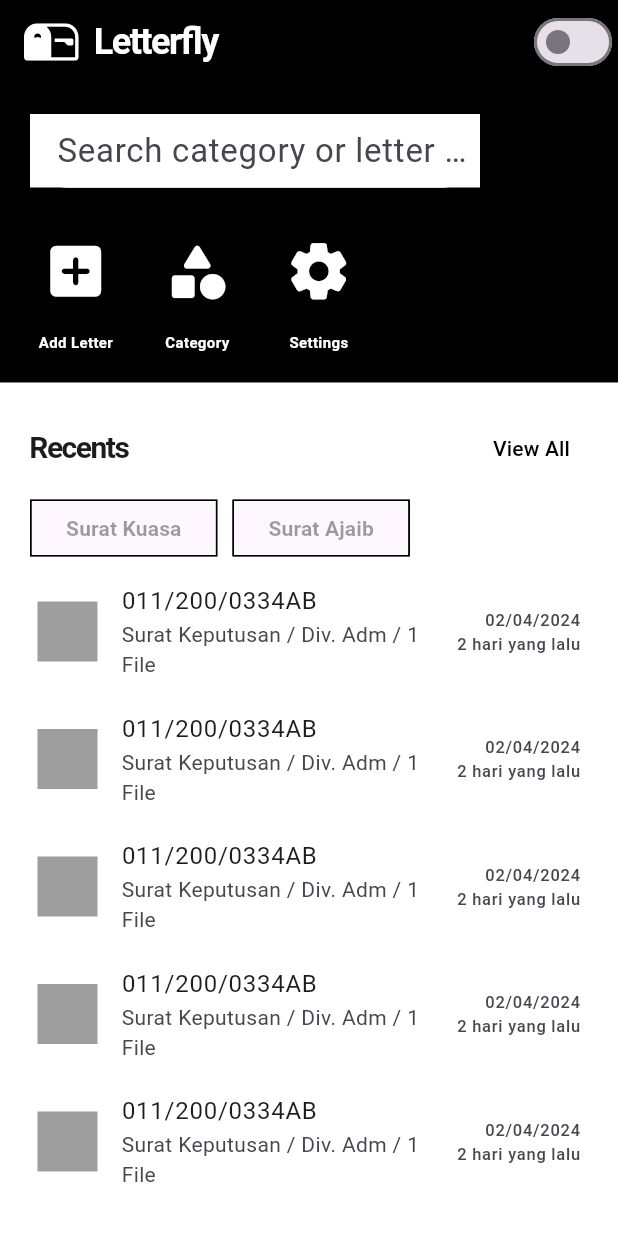
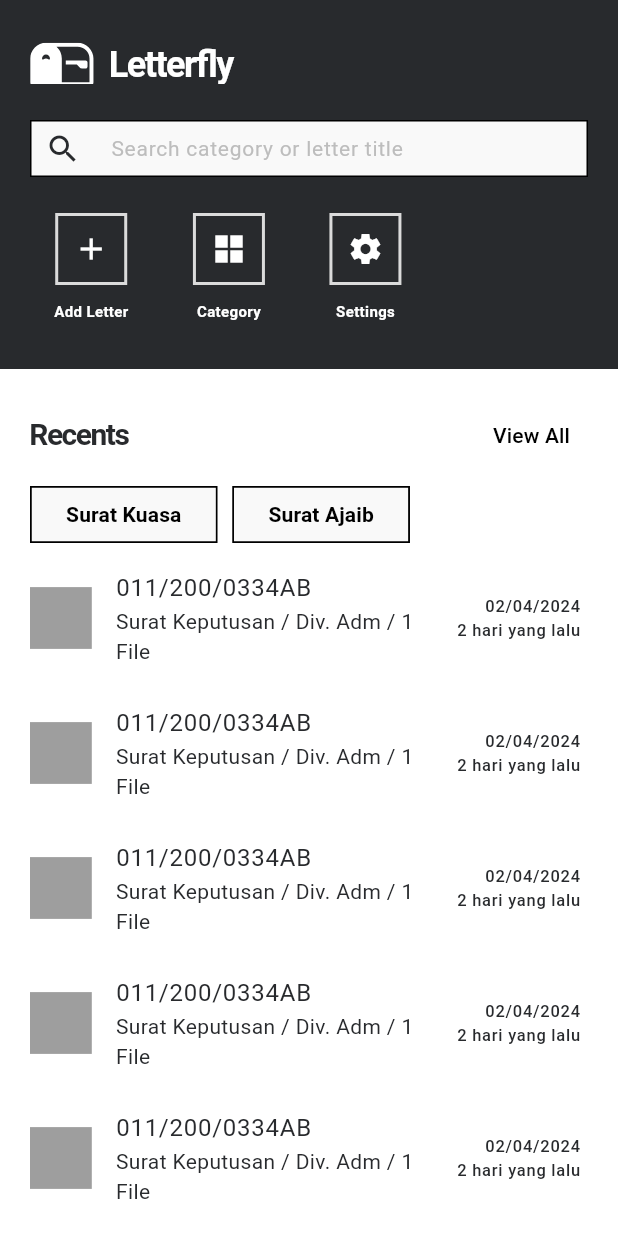
Before and after one commit to raymondtju/letterfly, a Flutter app: the HomePage screen opened by its route, on a phone screen of 412 x 824 dp. Run offline on Flutter 3.47's test engine with Material 3 defaults, Android fonts, the phone set to English and light mode, and no system bars; our stand-ins replace camera, flutter_svg, lottie; missing offline and left inert: flutter_signature_pad; Roboto replaces fonts that are missing (SF).

Commit message:
add Light theme and edit homeSearchBar and edit icon on the navbar

```diff
--- a/lib/category/category_view.dart
+++ b/lib/category/category_view.dart
@@ -133,19 +133,21 @@ class _CategoryViewState extends State<CategoryView> {
           child: TextField(
             decoration: InputDecoration(
               contentPadding: const EdgeInsets.all(0),
-              hintText: 'Search category or letter title',
+              hintText: 'Search category',
               hintStyle: TextStyle(color: Colors.grey[400]),
-              prefixIcon: const Padding(
-                padding: EdgeInsets.only(left: 10.0),
-                child: Icon(
-                  Icons.search,
-                  color: Colors.grey,
+              prefixIcon: Padding(
+                padding: const EdgeInsets.only(left: 12.0),
+                child: Padding(
+                  padding: const EdgeInsets.only(right: 16.0),
+                  child: Icon(
+                    Icons.search,
+                    size: 30,
+                    color: Colors.grey[400],
+                  ),
                 ),
               ),
               enabledBorder: OutlineInputBorder(
-                borderSide: const BorderSide(
-                  color: Colors.grey,
-                ),
+                borderSide: const BorderSide(color: Colors.grey, width: 1.5),
                 borderRadius: BorderRadius.circular(0),
               ),
               focusedBorder: OutlineInputBorder(
--- a/lib/category/suratkuasa_view.dart
+++ b/lib/category/suratkuasa_view.dart
@@ -65,19 +65,21 @@ class _SuratKuasaViewState extends State<SuratKuasaView> {
           child: TextField(
             decoration: InputDecoration(
               contentPadding: const EdgeInsets.all(0),
-              hintText: 'Search category or letter title',
+              hintText: 'Search category',
               hintStyle: TextStyle(color: Colors.grey[400]),
-              prefixIcon: const Padding(
-                padding: EdgeInsets.only(left: 10.0),
-                child: Icon(
-                  Icons.search,
-                  color: Colors.grey,
+              prefixIcon: Padding(
+                padding: const EdgeInsets.only(left: 12.0),
+                child: Padding(
+                  padding: const EdgeInsets.only(right: 16.0),
+                  child: Icon(
+                    Icons.search,
+                    size: 30,
+                    color: Colors.grey[400],
+                  ),
                 ),
               ),
               enabledBorder: OutlineInputBorder(
-                borderSide: const BorderSide(
-                  color: Colors.grey,
-                ),
+                borderSide: const BorderSide(color: Colors.grey, width: 1.5),
                 borderRadius: BorderRadius.circular(0),
               ),
               focusedBorder: OutlineInputBorder(
@@ -130,12 +132,6 @@ class _SuratKuasaViewState extends State<SuratKuasaView> {
                 onTap: () {},
                 child: Row(
                   children: [
-                    // Container(
-                    //   decoration: BoxDecoration(
-                    //     color: Colors.grey[200],
-                    //     borderRadius: BorderRadius.circular(0),
-                    //   ),
-                    // ),
                     Container(
                       decoration: BoxDecoration(
                         color: Colors.grey[200],
--- /dev/null
+++ b/lib/components/colors.dart
@@ -0,0 +1,29 @@
+import "package:flutter/material.dart";
+import "package:flutter/widgets.dart";
+
+class GlobalThemeData {
+  static final Color _lightFocusColor = Colors.black.withOpacity(0.12);
+  ThemeData lightThemeData = themeData(lightColorScheme, _lightFocusColor);
+  static ThemeData themeData(ColorScheme colorScheme, Color focusColor) {
+    return ThemeData(
+        colorScheme: colorScheme,
+        canvasColor: colorScheme.background,
+        scaffoldBackgroundColor: colorScheme.background,
+        highlightColor: Colors.transparent,
+        focusColor: focusColor);
+  }
+
+  static const ColorScheme lightColorScheme = ColorScheme(
+    brightness: Brightness.light,
+    primary: Color.fromRGBO(40, 42, 45, 1),
+    onPrimary: Color.fromRGBO(249, 249, 249, 1),
+    secondary: Color.fromRGBO(40, 42, 45, 1),
+    onSecondary: Color.fromRGBO(249, 249, 249, 1),
+    background: Color.fromRGBO(249, 249, 249, 1),
+    onBackground: Color.fromRGBO(40, 42, 45, 1),
+    error: Colors.red,
+    onError: Colors.white,
+    surface: Color.fromRGBO(249, 249, 249, 1),
+    onSurface: Color.fromRGBO(40, 42, 45, 1),
+  );
+}
--- a/lib/home.dart
+++ b/lib/home.dart
@@ -1,6 +1,8 @@
 import 'package:Letterfly/components/textstylefont.dart';
 import 'package:Letterfly/provider/letterfly_provider.dart';
 import 'package:flutter/material.dart';
+import 'package:flutter/rendering.dart';
+import 'package:flutter/widgets.dart';
 import 'package:flutter_svg/flutter_svg.dart';
 import 'package:provider/provider.dart';
 
@@ -12,162 +14,44 @@ class HomePage extends StatelessWidget {
     final prov = Provider.of<LetterFlyProvider>(context);
     return Scaffold(
       appBar: AppBar(
-        backgroundColor: Colors.black,
+        backgroundColor: const Color.fromRGBO(40, 42, 45, 1),
         automaticallyImplyLeading: false,
-        title: Row(
+        title: Padding(
+          padding: EdgeInsets.only(
+              top: 30, left: MediaQuery.of(context).size.width * 0.01),
+          child: Row(
             children: [
               SvgPicture.asset(
                 'assets/logo/Logo.svg',
-              height: 25,
+                height: 29,
                 color: Colors.white,
               ),
               const SizedBox(
                 width: 10,
               ),
-            const Text(
+              Text(
                 'Letterfly',
-              style: TextStyle(
-                  fontFamily: "SF",
-                  letterSpacing: -1,
-                  fontWeight: FontWeight.w700,
-                  color: Colors.white,
-                  fontSize: 24),
+                style: subheadlineStyle.copyWith(
+                    color: Colors.white, fontSize: 24),
               ),
             ],
           ),
-        actions: [
-          Switch(
-              value: prov.switchThemeto,
-              onChanged: (val) {
-                prov.setSwitchThemeto = val;
-              }),
-        ],
         ),
-      backgroundColor: Colors.black,
+        // actions: [
+        //   Switch(
+        //       value: prov.switchThemeto,
+        //       onChanged: (val) {
+        //         prov.setSwitchThemeto = val;
+        //       }),
+        // ],
+      ),
+      backgroundColor: const Color.fromRGBO(40, 42, 45, 1),
       body: Column(
         children: [
           Padding(
-            padding: const EdgeInsets.all(20),
-            child: Column(
-              children: [
-                Row(
-                  mainAxisAlignment: MainAxisAlignment.spaceBetween,
-                  children: [
-                    Column(
-                      crossAxisAlignment: CrossAxisAlignment.start,
-                      children: [
-                        Container(
-                          color: Colors.white,
-                          width: 300,
-                          child: TextField(
-                            autofocus: false,
-                            style: const TextStyle(
-                                fontSize: 22.0, color: Color(0xFFbdc6cf)),
-                            decoration: InputDecoration(
-                              filled: true,
-                              fillColor: Colors.white,
-                              hintText: 'Search category or letter title',
-                              contentPadding: const EdgeInsets.only(
-                                  left: 14.0, bottom: 8.0, top: 8.0),
-                              focusedBorder: OutlineInputBorder(
-                                borderSide:
-                                    const BorderSide(color: Colors.white),
-                                borderRadius: BorderRadius.circular(25.7),
-                              ),
-                              enabledBorder: UnderlineInputBorder(
-                                borderSide:
-                                    const BorderSide(color: Colors.white),
-                                borderRadius: BorderRadius.circular(25.7),
-                              ),
-                            ),
-                          ),
-                        ),
-                        const SizedBox(
-                          height: 25,
-                        ),
-                        Row(
-                          children: [
-                            Column(
-                              mainAxisAlignment: MainAxisAlignment.center,
-                              children: [
-                                IconButton(
-                                  onPressed: () {
-                                    Navigator.pushNamed(context, "/addletter");
-                                  },
-                                  icon: const Icon(
-                                    Icons.add_box_rounded,
-                                    size: 45,
-                                    color: Colors.white,
-                                  ),
-                                ),
-                                const SizedBox(height: 10),
-                                const Text(
-                                  "Add Letter",
-                                  style: TextStyle(
-                                      fontWeight: FontWeight.bold,
-                                      color: Colors.white,
-                                      fontSize: 10),
-                                )
-                              ],
-                            ),
-                            const SizedBox(
-                              width: 20,
-                            ),
-                            Column(
-                              mainAxisAlignment: MainAxisAlignment.center,
-                              children: [
-                                IconButton(
-                                  onPressed: () {
-                                    Navigator.pushNamed(context, "/category");
-                                  },
-                                  icon: const Icon(
-                                    Icons.category_rounded,
-                                    size: 45,
-                                    color: Colors.white,
-                                  ),
-                                ),
-                                const SizedBox(height: 10),
-                                const Text(
-                                  "Category",
-                                  style: TextStyle(
-                                      fontWeight: FontWeight.bold,
-                                      color: Colors.white,
-                                      fontSize: 10),
-                                )
-                              ],
-                            ),
-                            const SizedBox(
-                              width: 20,
-                            ),
-                            Column(
-                              mainAxisAlignment: MainAxisAlignment.center,
-                              children: [
-                                IconButton(
-                                  onPressed: () {},
-                                  icon: const Icon(
-                                    Icons.settings_rounded,
-                                    size: 45,
-                                    color: Colors.white,
-                                  ),
-                                ),
-                                const SizedBox(height: 10),
-                                const Text(
-                                  "Settings",
-                                  style: TextStyle(
-                                      fontWeight: FontWeight.bold,
-                                      color: Colors.white,
-                                      fontSize: 10),
-                                )
-                              ],
-                            ),
-                          ],
-                        ),
-                      ],
-                    ),
-                  ],
-                ),
-              ],
-            ),
+            padding:
+                const EdgeInsets.only(left: 20, right: 20, top: 24, bottom: 24),
+            child: homeNavbar(context),
           ),
           Expanded(
             child: Container(
@@ -196,50 +80,18 @@ class HomePage extends StatelessWidget {
                     const SizedBox(
                       height: 5,
                     ),
-                    Row(
-                      children: [
-                        ChoiceChip(
-                          labelPadding:
-                              const EdgeInsets.symmetric(horizontal: 15),
-                          label: const Text(
-                            "Surat Kuasa",
-                            style: TextStyle(
-                                color: Colors.black,
-                                fontWeight: FontWeight.bold),
-                          ),
-                          side: const BorderSide(color: Colors.black, width: 1),
-                          shape: RoundedRectangleBorder(
-                              borderRadius: BorderRadius.circular(0)),
-                          selected: false,
-                        ),
-                        const SizedBox(width: 10),
-                        ChoiceChip(
-                          labelPadding:
-                              const EdgeInsets.symmetric(horizontal: 15),
-                          label: const Text(
-                            "Surat Ajaib",
-                            style: TextStyle(
-                                color: Colors.black,
-                                fontWeight: FontWeight.bold),
-                          ),
-                          side: const BorderSide(color: Colors.black, width: 1),
-                          shape: RoundedRectangleBorder(
-                              borderRadius: BorderRadius.circular(0)),
-                          selected: false,
-                        ),
-                      ],
-                    ),
+                    const Chips(),
                     Expanded(
                       child: ListView.builder(
                         itemCount: 20,
                         itemBuilder: (context, index) {
                           return ListTile(
-                            // onTap: () {},
+                            onTap: () {},
                             contentPadding:
-                                const EdgeInsets.fromLTRB(5, 5, 5, 0),
+                                const EdgeInsets.fromLTRB(0, 5, 5, 5),
                             leading: Container(
-                              height: 40,
-                              width: 40,
+                              height: MediaQuery.of(context).size.width * 0.1,
+                              width: MediaQuery.of(context).size.width * 0.1,
                               color: Colors.grey,
                             ),
                             title: const Text("011/200/0334AB"),
@@ -266,4 +118,259 @@ class HomePage extends StatelessWidget {
       ),
     );
   }
+
+  Column homeNavbar(BuildContext context) {
+    return Column(
+      children: [
+        Column(
+          crossAxisAlignment: CrossAxisAlignment.start,
+          children: [
+            homeSearchBar(),
+            const SizedBox(
+              height: 16,
+            ),
+            Padding(
+              padding:
+                  const EdgeInsets.symmetric(horizontal: 16.0, vertical: 8),
+              child: Row(
+                children: [
+                  Column(
+                    mainAxisAlignment: MainAxisAlignment.center,
+                    children: [
+                      InkWell(
+                        onTap: () {
+                          Navigator.pushNamed(context, "/addletter");
+                        },
+                        child: Stack(
+                          alignment: Alignment.center,
+                          children: [
+                            SizedBox(
+                              height: 48,
+                              width: 48,
+                              child: Container(
+                                decoration: BoxDecoration(
+                                  border: Border.all(
+                                      color: const Color.fromRGBO(
+                                          219, 219, 219, 1),
+                                      width: 2),
+                                  borderRadius: BorderRadius.circular(0),
+                                ),
+                              ),
+                            ),
+                            const Icon(
+                              Icons.add,
+                              size: 24,
+                              color: Colors.white,
+                            ),
+                          ],
+                        ),
+                      ),
+                      const SizedBox(height: 10),
+                      const Text(
+                        "Add Letter",
+                        style: TextStyle(
+                            fontWeight: FontWeight.bold,
+                            color: Colors.white,
+                            fontSize: 10),
+                      )
+                    ],
+                  ),
+                  const SizedBox(
+                    width: 43,
+                  ),
+                  Column(
+                    mainAxisAlignment: MainAxisAlignment.center,
+                    children: [
+                      InkWell(
+                        onTap: () {
+                          Navigator.pushNamed(context, "/category");
+                        },
+                        child: Stack(
+                          alignment: Alignment.center,
+                          children: [
+                            SizedBox(
+                              height: 48,
+                              width: 48,
+                              child: Container(
+                                decoration: BoxDecoration(
+                                  border: Border.all(
+                                      color: const Color.fromRGBO(
+                                          219, 219, 219, 1),
+                                      width: 2),
+                                  borderRadius: BorderRadius.circular(0),
+                                ),
+                              ),
+                            ),
+                            const Icon(
+                              Icons.grid_view_sharp,
+                              size: 24,
+                              color: Colors.white,
+                            ),
+                          ],
+                        ),
+                      ),
+                      const SizedBox(height: 10),
+                      const Text(
+                        "Category",
+                        style: TextStyle(
+                            fontWeight: FontWeight.bold,
+                            color: Colors.white,
+                            fontSize: 10),
+                      )
+                    ],
+                  ),
+                  const SizedBox(
+                    width: 43,
+                  ),
+                  Column(
+                    mainAxisAlignment: MainAxisAlignment.center,
+                    children: [
+                      InkWell(
+                        onTap: () {},
+                        child: Stack(
+                          alignment: Alignment.center,
+                          children: [
+                            SizedBox(
+                              height: 48,
+                              width: 48,
+                              child: Container(
+                                decoration: BoxDecoration(
+                                  border: Border.all(
+                                      color: const Color.fromRGBO(
+                                          219, 219, 219, 1),
+                                      width: 2),
+                                  borderRadius: BorderRadius.circular(0),
+                                ),
+                              ),
+                            ),
+                            const Icon(
+                              Icons.settings_sharp,
+                              size: 24,
+                              color: Colors.white,
+                            ),
+                          ],
+                        ),
+                      ),
+                      const SizedBox(height: 10),
+                      const Text(
+                        "Settings",
+                        style: TextStyle(
+                            fontWeight: FontWeight.bold,
+                            color: Colors.white,
+                            fontSize: 10),
+                      )
+                    ],
+                  )
+                ],
+              ),
+            ),
+          ],
+        ),
+      ],
+    );
   }
+
+  SizedBox homeSearchBar() {
+    return SizedBox(
+      height: 38,
+      child: TextField(
+        decoration: InputDecoration(
+          contentPadding: const EdgeInsets.all(0),
+          hintText: 'Search category or letter title',
+          hintStyle: TextStyle(color: Colors.grey[400], fontSize: 14),
+          fillColor: const Color.fromRGBO(249, 249, 249, 1),
+          filled: true,
+          prefixIcon: const Padding(
+            padding: EdgeInsets.only(left: 10.0),
+            child: Padding(
+              padding: EdgeInsets.only(right: 16.0),
+              child: Icon(
+                Icons.search,
+                // color: Colors.grey,
+              ),
+            ),
+          ),
+          enabledBorder: OutlineInputBorder(
+            borderSide: const BorderSide(
+                // color: Colors.grey,
+                ),
+            borderRadius: BorderRadius.circular(0),
+          ),
+          focusedBorder: OutlineInputBorder(
+            borderSide: const BorderSide(
+                // color: Colors.grey,
+                ),
+            borderRadius: BorderRadius.circular(0),
+          ),
+          focusedErrorBorder: OutlineInputBorder(
+            borderSide: const BorderSide(
+                // color: Colors.grey,
+                ),
+            borderRadius: BorderRadius.circular(0),
+          ),
+          border: OutlineInputBorder(
+            borderRadius: BorderRadius.circular(0),
+          ),
+        ),
+      ),
+    );
+  }
+}
+
+class Chips extends StatefulWidget {
+  const Chips({super.key});
+
+  @override
+  State<Chips> createState() => _ChipsState();
+}
+
+class _ChipsState extends State<Chips> {
+  bool suratKuasa = false;
+  bool suratAjaib = false;
+
+  @override
+  Widget build(BuildContext context) {
+    return Row(
+      children: [
+        ChoiceChip(
+          labelPadding: const EdgeInsets.symmetric(horizontal: 15),
+          label: const Text(
+            "Surat Kuasa",
+            style: TextStyle(color: Colors.black, fontWeight: FontWeight.bold),
+          ),
+          side: const BorderSide(color: Colors.black, width: 1),
+          shape: RoundedRectangleBorder(borderRadius: BorderRadius.circular(0)),
+          showCheckmark: false,
+          selectedColor: const Color.fromRGBO(219, 219, 219, 100),
+          selected: suratKuasa,
+          onSelected: (val) {
+            setState(() {
+              suratAjaib = false;
+              suratKuasa = val;
+            });
+          },
+        ),
+        const SizedBox(width: 10),
+        ChoiceChip(
+          labelPadding: const EdgeInsets.symmetric(horizontal: 15),
+          label: const Text(
+            "Surat Ajaib",
+            style: TextStyle(color: Colors.black, fontWeight: FontWeight.bold),
+          ),
+          side: const BorderSide(color: Colors.black, width: 1),
+          shape: RoundedRectangleBorder(borderRadius: BorderRadius.circular(0)),
+          showCheckmark: false,
+          selectedColor: const Color.fromRGBO(219, 219, 219, 100),
+          selectedShadowColor: Colors.black,
+          selected: suratAjaib,
+          onSelected: (val) {
+            setState(() {
+              suratKuasa = false;
+              suratAjaib = val;
+            });
+          },
+        ),
+      ],
+    );
+  }
+}
--- a/lib/main.dart
+++ b/lib/main.dart
@@ -1,6 +1,7 @@
 import 'package:Letterfly/addletter.dart';
 import 'package:Letterfly/category/category_view.dart';
 import 'package:Letterfly/category/suratkuasa_view.dart';
+import 'package:Letterfly/components/colors.dart';
 import 'package:Letterfly/forgotPassword.dart';
 import 'package:Letterfly/home.dart';
 import 'package:Letterfly/login.dart';
@@ -13,12 +14,10 @@ import 'package:Letterfly/welcome.dart';
 import 'package:flutter/material.dart';
 import 'package:provider/provider.dart';
 
-main() => runApp(
-  MyApp()
-);
+main() => runApp(const MyApp());
 
 class MyApp extends StatelessWidget {
-  const MyApp({Key? key}) : super(key: key);
+  const MyApp({super.key});
 
   @override
   Widget build(BuildContext context) {
@@ -29,10 +28,12 @@ class MyApp extends StatelessWidget {
       child: Consumer<LetterFlyProvider>(
         builder: (context, prov, child) {
           return MaterialApp(
-            theme: ThemeData(
-              brightness: prov.switchThemeto ? Brightness.dark : Brightness.light,
-              primarySwatch: Colors.amber
-            ),
+            themeMode: ThemeMode.light,
+            theme: GlobalThemeData().lightThemeData,
+            // theme: ThemeData(
+            //   brightness: prov.switchThemeto ? Brightness.dark : Brightness.light,
+            //   primarySwatch: Colors.amber
+            // ),
             initialRoute: "/welcome",
             routes: {
               '/welcome': (context) => const WelcomePage(),
@@ -45,7 +46,9 @@ class MyApp extends StatelessWidget {
               '/category': (context) => const CategoryView(),
               '/surat_kuasa': (context) => const SuratKuasaView(),
               '/takeaphoto': (context) => const TakeAPhotoPage(),
-              '/addletter': (context) => const AddLetterPage(imagePaths: [],),
+              '/addletter': (context) => const AddLetterPage(
+                    imagePaths: [],
+                  ),
             },
           );
         },
```
Lines whose indentation alone changed are shown as unchanged.
